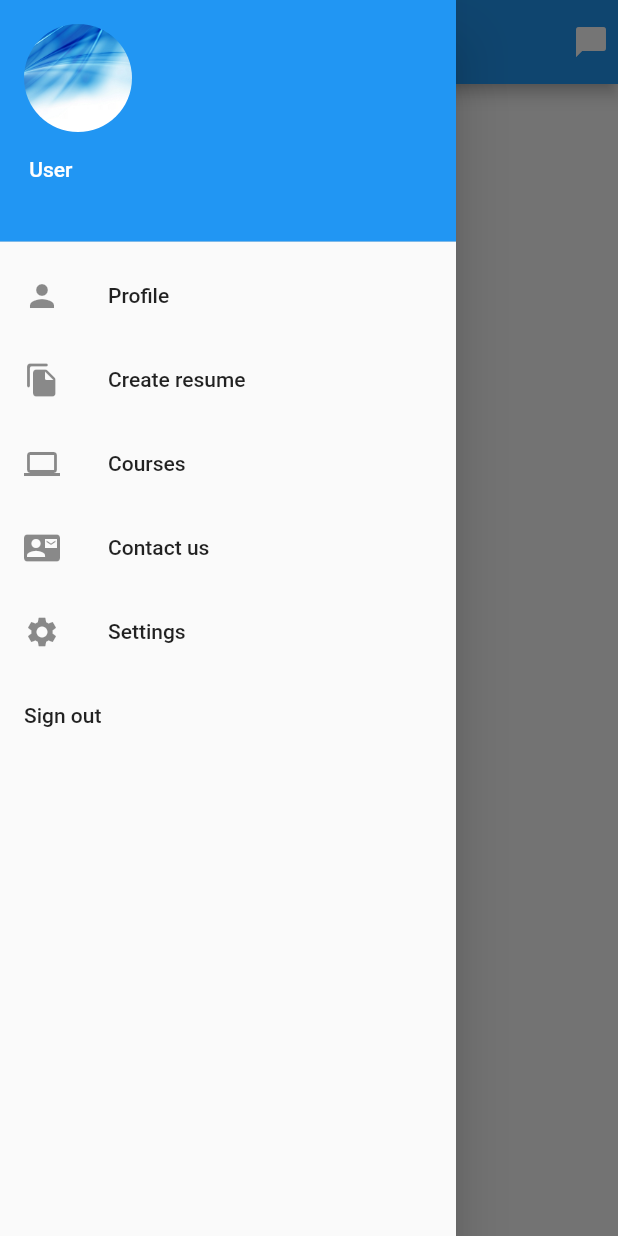
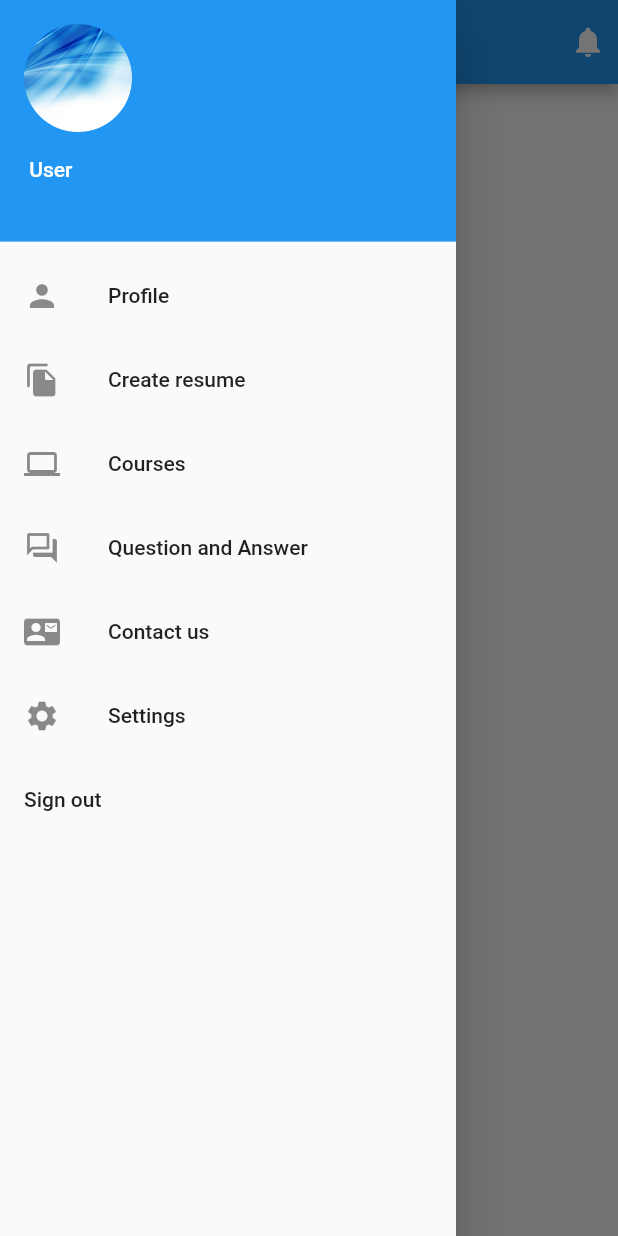
Before and after one commit to Shoaib-raza-01/java-7-days-challenge, a Flutter app: the screen it shows once a user with an empty profile is signed in, in the side drawer, after a tap on "Profile", on a phone screen of 412 x 824 dp. Run offline on Flutter 3.47's test engine with Material 2 defaults, Android fonts, the phone set to English and light mode, and no system bars; our stand-ins replace cloud_firestore, firebase_auth, firebase_core, firebase_messaging, flutter_local_notifications, get and 1 more; accounts and stored records are empty; network calls fail.

Commit message:
questions added

```diff
--- a/lib/main.dart
+++ b/lib/main.dart
@@ -1,5 +1,8 @@
 import 'package:firebase_auth/firebase_auth.dart';
+import 'package:firebase_messaging/firebase_messaging.dart';
 import 'package:flutter/material.dart';
+import 'package:flutter_local_notifications/flutter_local_notifications.dart';
+import 'package:jsdc/screens/QNA.dart';
 import 'package:jsdc/screens/dashboard.dart';
 import 'package:jsdc/screens/login.dart';
 import 'package:jsdc/util/google_SignIn.dart';
@@ -10,12 +13,40 @@ import 'package:provider/provider.dart';
 import 'package:flutter/services.dart';
 import 'package:get/get.dart';
 
+const AndroidNotificationChannel channel = AndroidNotificationChannel(
+    'High importance channel', //id
+    'High importance notofication', //title
+    importance: Importance.high,
+    playSound: true);
+
+final FlutterLocalNotificationsPlugin flutterLocalNotificationsPlugin =
+    FlutterLocalNotificationsPlugin();
+
+Future<void> _firebaseMessagingBackgroundHandler(RemoteMessage message) async {
+  await Firebase.initializeApp();
+  print('A bg message just showed up : ${message.messageId}');
+}
+
 Future<void> main() async {
   WidgetsFlutterBinding.ensureInitialized();
   await Firebase.initializeApp();
   SystemChrome.setPreferredOrientations(
       [DeviceOrientation.portraitUp, DeviceOrientation.portraitDown]);
   // await Firebase.initializeApp().then((value) => Get.put(AuthController()));
+
+  FirebaseMessaging.onBackgroundMessage(_firebaseMessagingBackgroundHandler);
+
+  await flutterLocalNotificationsPlugin
+      .resolvePlatformSpecificImplementation<
+          AndroidFlutterLocalNotificationsPlugin>()
+      ?.createNotificationChannel(channel);
+
+  await FirebaseMessaging.instance.setForegroundNotificationPresentationOptions(
+    alert: true,
+    badge: true,
+    sound: true,
+  );
+
   runApp(const MyApp());
 }
 
@@ -30,10 +61,13 @@ class MyApp extends StatelessWidget {
           theme: ThemeData(
             primarySwatch: Colors.blue,
           ),
+          // darkTheme: ThemeData.dark(),
+          // themeMode:ThemeMode.system,
           home: const LoggingIn(),
           routes: {
             MyRoutes.dashboard: (context) => const Dashboard(),
             MyRoutes.login: (context) => const LoginPage(),
+            MyRoutes.question:(context) => const QuestionsPage(),
           },
         ),
       );
@@ -74,24 +108,26 @@ class _FirstScreenState extends State<FirstScreen> {
   @override
   Widget build(BuildContext context) {
     return Scaffold(
-      body: SafeArea(
-        child: SingleChildScrollView(
+      body: SingleChildScrollView(
         child: Column(
           children: [
-              Container(
+            SizedBox(
               height: MediaQuery.of(context).size.height / 3,
               width: MediaQuery.of(context).size.height,
+              child: const Image(
+                image: AssetImage('assets/images/blue-wallpaper-7.jpg'),
+                fit: BoxFit.cover,
+              ),
               // child:Image.asset('assets/images/blue-wallpaper-7.jpg'),
-                decoration: const BoxDecoration(
-                  image: DecorationImage(
-                    fit: BoxFit.cover,
-                    image: AssetImage('assets/images/blue-wallpaper-7.jpg'),
-                  ),
-                ),
+              // decoration: const BoxDecoration(
+              //   image: DecorationImage(
+
+              //   ),
+              // ),
             ),
             Container(
               width: MediaQuery.of(context).size.width,
-                height: MediaQuery.of(context).size.height,
+              height: MediaQuery.of(context).size.height * 0.8,
               // height: double.infinity,
               padding: const EdgeInsets.symmetric(horizontal: 30),
               color: Colors.white,
@@ -143,8 +179,7 @@ class _FirstScreenState extends State<FirstScreen> {
                                     decoration: InputDecoration(
                                       hintText: "Email",
                                       border: OutlineInputBorder(
-                                          borderRadius:
-                                              BorderRadius.circular(30),
+                                        borderRadius: BorderRadius.circular(30),
                                       ),
                                       // errorStyle: TextStyle(color: Colors.black),    //firebase
                                     ),
@@ -179,8 +214,7 @@ class _FirstScreenState extends State<FirstScreen> {
                                       ),
                                       hintText: "Password",
                                       border: OutlineInputBorder(
-                                          borderRadius:
-                                              BorderRadius.circular(30),
+                                        borderRadius: BorderRadius.circular(30),
                                       ),
                                     ),
                                   ),
@@ -218,8 +252,7 @@ class _FirstScreenState extends State<FirstScreen> {
                                               .createUserWithEmailAndPassword(
                                                   email:
                                                       _emailController.trim(),
-                                                    password:
-                                                        _passwordController
+                                                  password: _passwordController
                                                       .trim());
                                           if (new_user != null) {
                                             Navigator.pushNamed(
@@ -230,8 +263,7 @@ class _FirstScreenState extends State<FirstScreen> {
                                             "About Account",
                                             " Account message",
                                             backgroundColor: Colors.blue,
-                                              snackPosition:
-                                                  SnackPosition.BOTTOM,
+                                            snackPosition: SnackPosition.BOTTOM,
                                             titleText: const Text(
                                               "Account creation failed",
                                               style: TextStyle(
@@ -306,7 +338,7 @@ class _FirstScreenState extends State<FirstScreen> {
                                         style: TextStyle(
                                           fontWeight: FontWeight.w600,
                                           fontSize: 16,
-                                            color: Colors.black,
+                                          color: Colors.grey,
                                         ),
                                       ),
                                       TextButton(
@@ -317,9 +349,9 @@ class _FirstScreenState extends State<FirstScreen> {
                                         child: const Text(
                                           "         Login    ",
                                           style: TextStyle(
-                                              fontWeight: FontWeight.w600,
+                                            fontWeight: FontWeight.bold,
                                             fontSize: 16,
-                                              color: Colors.black,
+                                            color: Colors.black54,
                                           ),
                                         ),
                                       ),
@@ -343,8 +375,7 @@ class _FirstScreenState extends State<FirstScreen> {
                                                   top: 25),
                                               decoration: BoxDecoration(
                                                   borderRadius:
-                                                        BorderRadius.circular(
-                                                            20),
+                                                      BorderRadius.circular(20),
                                                   color: Colors.black),
                                               child: Center(
                                                 child: Row(
@@ -360,10 +391,8 @@ class _FirstScreenState extends State<FirstScreen> {
                                                         image: DecorationImage(
                                                             image: AssetImage(
                                                                 'assets/images/google.png'),
-                                                              fit:
-                                                                  BoxFit.cover),
-                                                          shape:
-                                                              BoxShape.circle,
+                                                            fit: BoxFit.cover),
+                                                        shape: BoxShape.circle,
                                                       ),
                                                     ),
                                                     const Text(
@@ -372,15 +401,15 @@ class _FirstScreenState extends State<FirstScreen> {
                                                           fontSize: 16.0,
                                                           fontWeight:
                                                               FontWeight.bold,
-                                                            color:
-                                                                Colors.white),
+                                                          color: Colors.white),
                                                     ),
                                                   ],
                                                 ),
                                               ),
                                             ),
                                             onTap: () {
-                                                final provider = Provider.of<GoogleSignInProvider>(
+                                              final provider = Provider.of<
+                                                      GoogleSignInProvider>(
                                                   context,
                                                   listen: false);
                                               provider.googleLogin();
@@ -396,8 +425,7 @@ class _FirstScreenState extends State<FirstScreen> {
                                                   top: 25),
                                               decoration: BoxDecoration(
                                                   borderRadius:
-                                                        BorderRadius.circular(
-                                                            20),
+                                                      BorderRadius.circular(20),
                                                   color: Colors.black),
                                               child: Center(
                                                 child: Row(
@@ -413,10 +441,8 @@ class _FirstScreenState extends State<FirstScreen> {
                                                         image: DecorationImage(
                                                             image: AssetImage(
                                                                 'assets/images/facebook.png'),
-                                                              fit:
-                                                                  BoxFit.cover),
-                                                          shape:
-                                                              BoxShape.circle,
+                                                            fit: BoxFit.cover),
+                                                        shape: BoxShape.circle,
                                                       ),
                                                     ),
                                                     const Text(
@@ -425,8 +451,7 @@ class _FirstScreenState extends State<FirstScreen> {
                                                           fontSize: 16.0,
                                                           fontWeight:
                                                               FontWeight.bold,
-                                                            color:
-                                                                Colors.white),
+                                                          color: Colors.white),
                                                     ),
                                                   ],
                                                 ),
@@ -472,7 +497,6 @@ class _FirstScreenState extends State<FirstScreen> {
           ],
         ),
       ),
-      ),
     );
   }
 }
--- a/lib/screens/dashboard.dart
+++ b/lib/screens/dashboard.dart
@@ -1,6 +1,10 @@
 import 'package:firebase_auth/firebase_auth.dart';
+import 'package:firebase_messaging/firebase_messaging.dart';
 import 'package:flutter/material.dart';
+import 'package:flutter_local_notifications/flutter_local_notifications.dart';
 import 'package:jsdc/main.dart';
+import 'package:jsdc/screens/QNA.dart';
+import 'package:jsdc/util/routes.dart';
 
 class Dashboard extends StatefulWidget {
   const Dashboard({Key? key}) : super(key: key);
@@ -15,6 +19,55 @@ class _DashboardState extends State<Dashboard> {
 
   String name = " User";
 
+//***********for sending notification to users***************
+
+  @override
+  void initState() {
+    super.initState();
+    FirebaseMessaging.onMessage.listen((RemoteMessage message) {
+      RemoteNotification? notification = message.notification;
+      AndroidNotification? android = message.notification?.android;
+      if (notification != null && android != null) {
+        flutterLocalNotificationsPlugin.show(
+            notification.hashCode,
+            notification.title,
+            notification.body,
+            NotificationDetails(
+              android: AndroidNotificationDetails(
+                channel.id,
+                channel.name,
+                // 'channel.description',
+                color: Colors.blue,
+                playSound: true,
+                icon: '@mipmap/ic_launcher',
+              ),
+            ));
+      }
+    });
+    FirebaseMessaging.onMessageOpenedApp.listen((RemoteMessage message) {
+      // print("A new onmessageOpenApp was published1");
+      RemoteNotification? notification = message.notification;
+      AndroidNotification? android = message.notification?.android;
+      if (notification != null && android != null) {
+        showDialog(
+            context: context,
+            builder: (_) {
+              return AlertDialog(
+                title: Text(notification.title!),
+                content: SingleChildScrollView(
+                  child: Column(
+                    crossAxisAlignment: CrossAxisAlignment.start,
+                    children: [
+                      Text(notification.body!),
+                    ],
+                  ),
+                ),
+              );
+            });
+      }
+    });
+  }
+
   @override
   Widget build(BuildContext context) {
     return Scaffold(
@@ -22,8 +75,8 @@ class _DashboardState extends State<Dashboard> {
         title: const Text("Dashboard"),
         actions: const [
           Padding(
-            padding: EdgeInsets.only(right: 6),
-            child: Icon(Icons.messenger),
+            padding: EdgeInsets.only(right: 8),
+            child: Icon(Icons.notifications),
           ),
         ],
       ),
@@ -38,7 +91,7 @@ class _DashboardState extends State<Dashboard> {
                 width: 60,
                 decoration: BoxDecoration(
                   borderRadius: BorderRadius.circular(100),
-                  image: DecorationImage(
+                  image: const DecorationImage(
                     // image: NetworkImage(user.photoURL!),
                     image: AssetImage('assets/images/blue-wallpaper-3.jpg'),
                     fit: BoxFit.cover,
@@ -47,32 +100,39 @@ class _DashboardState extends State<Dashboard> {
               ),
             ),
             ListTile(
-              leading: Icon(Icons.person),
-              title: Text("Profile"),
+              leading: const Icon(Icons.person),
+              title: const Text("Profile"),
               onTap: () {},
             ),
             ListTile(
-              leading: Icon(Icons.file_copy_rounded),
-              title: Text("Create resume"),
+              leading: const Icon(Icons.file_copy_rounded),
+              title: const Text("Create resume"),
               onTap: () {},
             ),
             ListTile(
-              leading: Icon(Icons.computer_outlined),
-              title: Text("Courses"),
+              leading: const Icon(Icons.computer_outlined),
+              title: const Text("Courses"),
               onTap: () {},
             ),
             ListTile(
-              leading: Icon(Icons.contact_mail),
-              title: Text("Contact us"),
+              leading: const Icon(Icons.question_answer_outlined),
+              title: const Text("Question and Answer"),
+              onTap: () {
+                Navigator.of(context).pushNamed(MyRoutes.question);
+              },
+            ),
+            ListTile(
+              leading: const Icon(Icons.contact_mail),
+              title: const Text("Contact us"),
               onTap: () {},
             ),
             ListTile(
-              leading: Icon(Icons.settings),
-              title: Text("Settings"),
+              leading: const Icon(Icons.settings),
+              title: const Text("Settings"),
               onTap: () {},
             ),
             ListTile(
-              title: Text("Sign out"),
+              title: const Text("Sign out"),
               onTap: () async {
                 // google logout method
                 // final provider =
@@ -85,12 +145,12 @@ class _DashboardState extends State<Dashboard> {
                 //   ),
                 //   (Route route) => false,
                 // );
-                await FirebaseAuth.instance.signOut().whenComplete(() =>
-                    Navigator.of(context).pushReplacement(MaterialPageRoute(
-                        builder: (context) => const FirstScreen()
-                    ),
-                  ),
-                );
+                await FirebaseAuth.instance.signOut().whenComplete(
+                      () => Navigator.of(context).pushReplacement(
+                        MaterialPageRoute(
+                            builder: (context) => const FirstScreen()),
+                      ),
+                    );
               },
             ),
           ],
--- a/lib/util/routes.dart
+++ b/lib/util/routes.dart
@@ -1,4 +1,5 @@
 class MyRoutes {
   static String dashboard = "/dashboard";
   static String login = "/login";
+  static String question = "/quesAns";
 }
--- a/pubspec.yaml
+++ b/pubspec.yaml
@@ -36,6 +36,9 @@ dependencies:
   provider: ^6.0.2         #firebase
   cloud_firestore: ^3.1.6     #firebase
   get: ^4.6.1
+  flutter_local_notifications: ^9.2.0
+  firebase_messaging: ^11.2.5
+  firebase_database: ^9.0.6
 
 
 
```
Also changed, not shown: lib/screens/QNA.dart (added, +58 -0 lines), pubspec.lock, 5 other files. Lines whose indentation alone changed are shown as unchanged.
